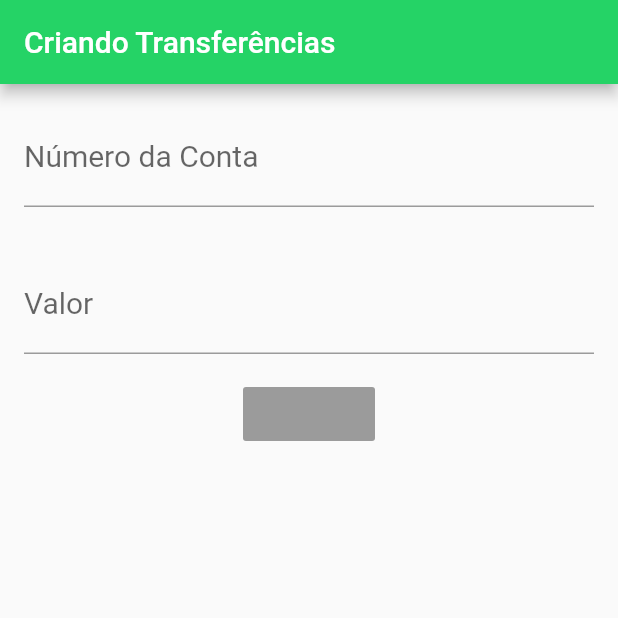
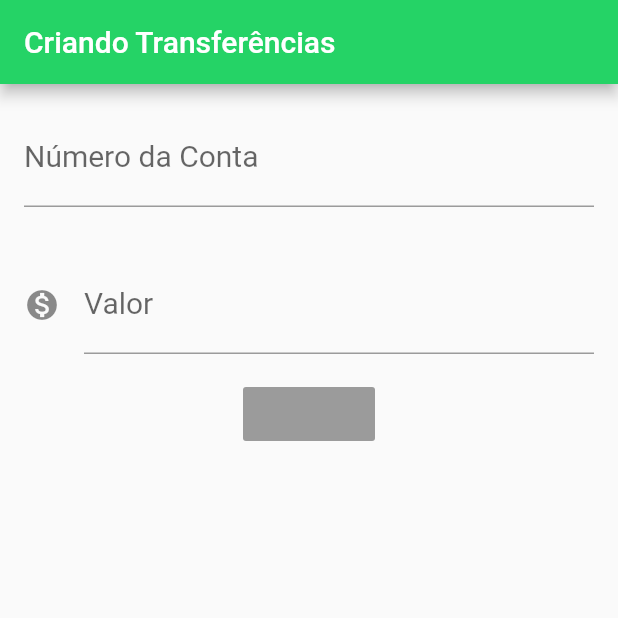
Before and after one commit to henriqdsvlima/flutter_bytebank, a Flutter app: the screen it shows after launch, on a phone screen of 412 x 824 dp, the top half of it. Run offline on Flutter 3.47's test engine with Material 2 defaults, Android fonts, the phone set to English and light mode, and no system bars.

```diff
--- a/lib/main.dart
+++ b/lib/main.dart
@@ -92,6 +92,7 @@ class TransferForm extends StatelessWidget {
                   fontSize: 20.0,
                 ), //TextStyle
                 decoration: InputDecoration(
+                  icon: Icon(Icons.monetization_on),
                   labelText: 'Valor',
                   hintText: '0000',
                 ), //Inputdecoration
```
